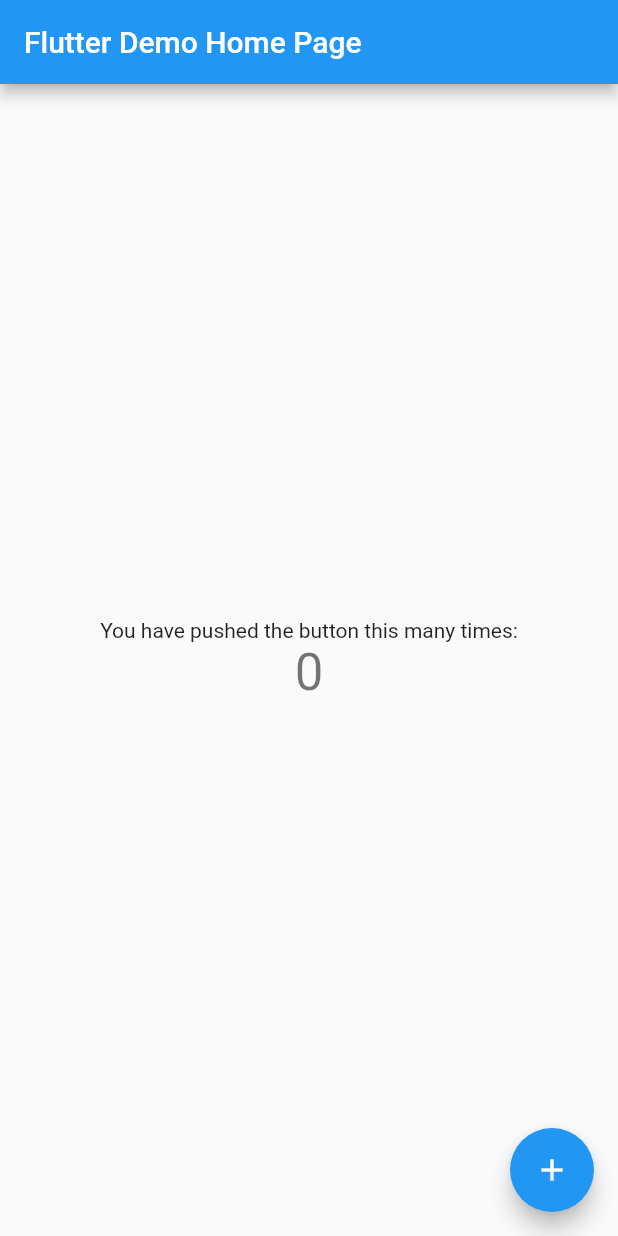
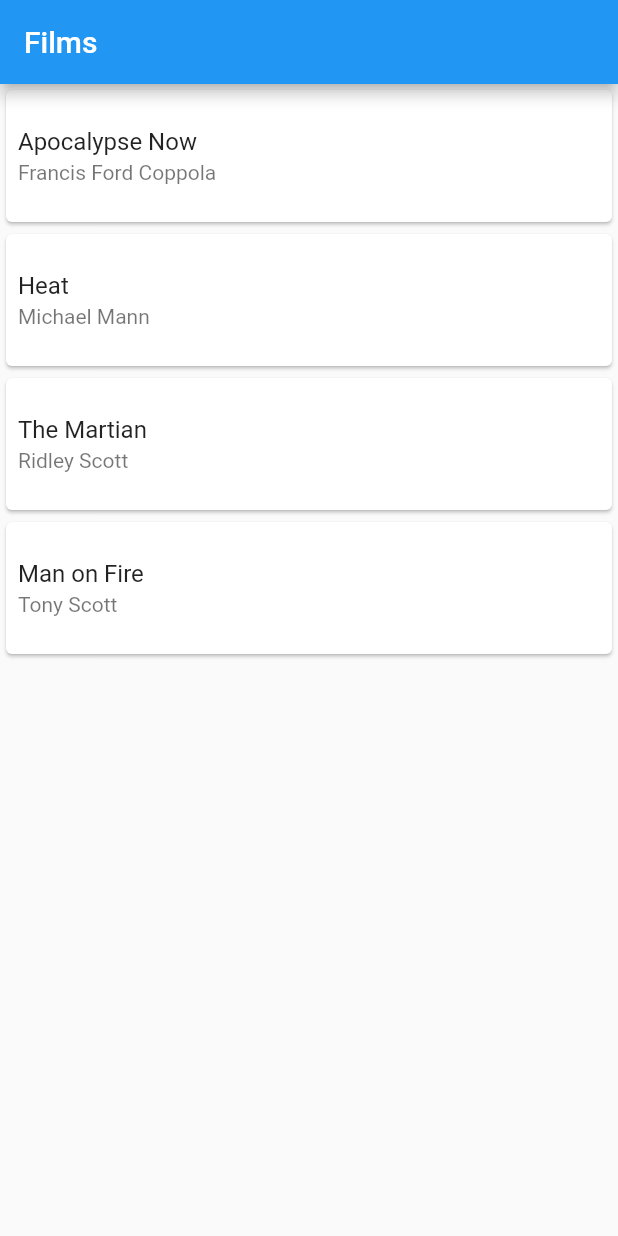
Before and after one commit to c0ff33-b34n/flutter_simple_sqlite_android, a Flutter app: the screen it shows after launch, on a phone screen of 412 x 824 dp. Run offline on Flutter 3.47's test engine with Material 2 defaults, Android fonts, the phone set to English and light mode, and no system bars; our stand-ins replace sqflite; accounts and stored records are empty.

Commit message:
Initialize database, add records and display in listview. Fixed sql typo

```diff
--- a/lib/database.dart
+++ b/lib/database.dart
@@ -11,7 +11,7 @@ class DataBase {
       version: 1,
       onCreate: (Database db, int version) async {
         await db.execute(
-          "CREATE TABLE films(id INTEGER PRIMARY KEY, title TEXT NOT NULL, director TEXT NOT NULL, releaseYear INTEGER NOT NULL",
+          "CREATE TABLE films(id INTEGER PRIMARY KEY, title TEXT NOT NULL, director TEXT NOT NULL, releaseYear INTEGER NOT NULL)",
         );
       },
     );
--- a/lib/main.dart
+++ b/lib/main.dart
@@ -1,4 +1,7 @@
 import 'package:flutter/material.dart';
+
+import 'database.dart';
+import 'film_model.dart';
 
 void main() {
   runApp(const MyApp());
@@ -11,12 +14,11 @@ class MyApp extends StatelessWidget {
   @override
   Widget build(BuildContext context) {
     return MaterialApp(
-      title: 'Flutter Demo',
+      title: 'SQLite database of Films',
       theme: ThemeData(
-
         primarySwatch: Colors.blue,
       ),
-      home: const MyHomePage(title: 'Flutter Demo Home Page'),
+      home: const MyHomePage(title: 'Films'),
     );
   }
 }
@@ -31,11 +33,37 @@ class MyHomePage extends StatefulWidget {
 }
 
 class _MyHomePageState extends State<MyHomePage> {
-  int _counter = 0;
+  late DataBase database;
 
-  void _incrementCounter() {
-    setState(() {
-      _counter++;
+  Future<int> addFilms() async {
+    Film film1 = Film(
+        id: 1,
+        title: 'Apocalypse Now',
+        director: 'Francis Ford Coppola',
+        releaseYear: 1979);
+    Film film2 =
+        Film(id: 2, title: 'Heat', director: 'Michael Mann', releaseYear: 1995);
+    Film film3 = Film(
+        id: 3,
+        title: 'The Martian',
+        director: 'Ridley Scott',
+        releaseYear: 2015);
+    Film film4 = Film(
+        id: 4, title: 'Man on Fire', director: 'Tony Scott', releaseYear: 2004);
+    Film film5 = Film(
+        id: 4, title: 'Man on Fire', director: 'Tony Scott', releaseYear: 2004);
+
+    List<Film> films = [film1, film2, film3, film4];
+    return await database.addFilms(films);
+  }
+
+  @override
+  void initState() {
+    super.initState();
+    database = DataBase();
+    database.initializeDB().whenComplete(() async {
+      await addFilms();
+      setState(() {});
     });
   }
 
@@ -46,23 +74,27 @@ class _MyHomePageState extends State<MyHomePage> {
         title: Text(widget.title),
       ),
       body: Center(
-        child: Column(
-          mainAxisAlignment: MainAxisAlignment.center,
-          children: <Widget>[
-            const Text(
-              'You have pushed the button this many times:',
-            ),
-            Text(
-              '$_counter',
-              style: Theme.of(context).textTheme.headline4,
-            ),
-          ],
+        child: FutureBuilder(
+          future: database.getAllFilms(),
+          builder: (BuildContext context, AsyncSnapshot<List<Film>> snapshot) {
+            if (snapshot.hasData) {
+              return ListView.builder(
+                itemCount: snapshot.data?.length,
+                itemBuilder: (BuildContext context, int index) {
+                  return Card(
+                    child: ListTile(
+                      contentPadding: const EdgeInsets.all(8.0),
+                      title: Text(snapshot.data![index].title),
+                      subtitle: Text(snapshot.data![index].director),
+                    ),
+                  );
+                },
+              );
+            } else {
+              return const CircularProgressIndicator();
+            }
+          },
         ),
-      ),
-      floatingActionButton: FloatingActionButton(
-        onPressed: _incrementCounter,
-        tooltip: 'Increment',
-        child: const Icon(Icons.add),
       ),
     );
   }
```
